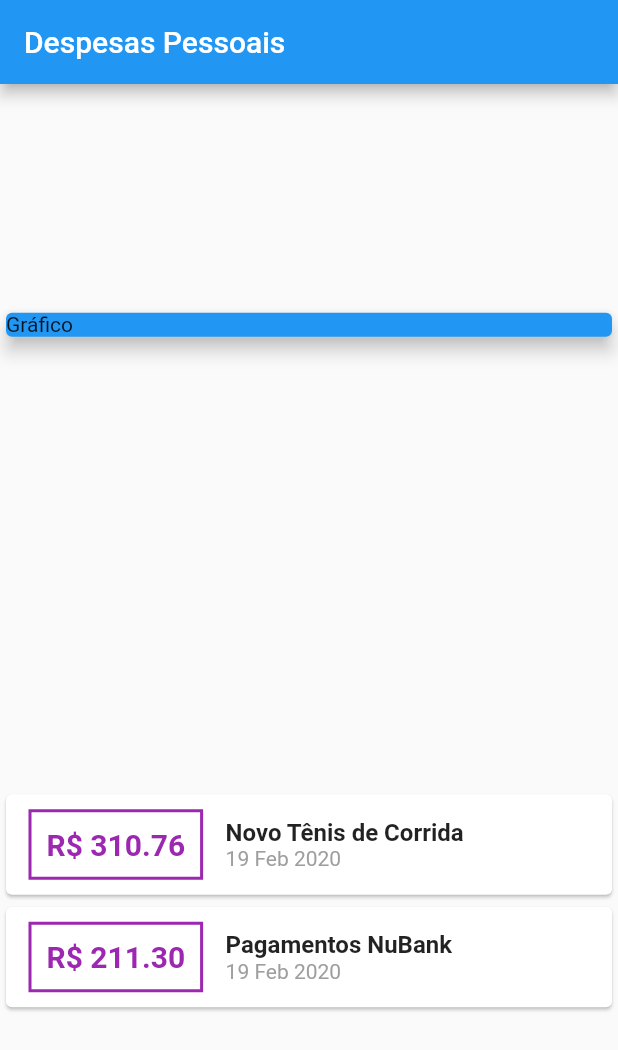
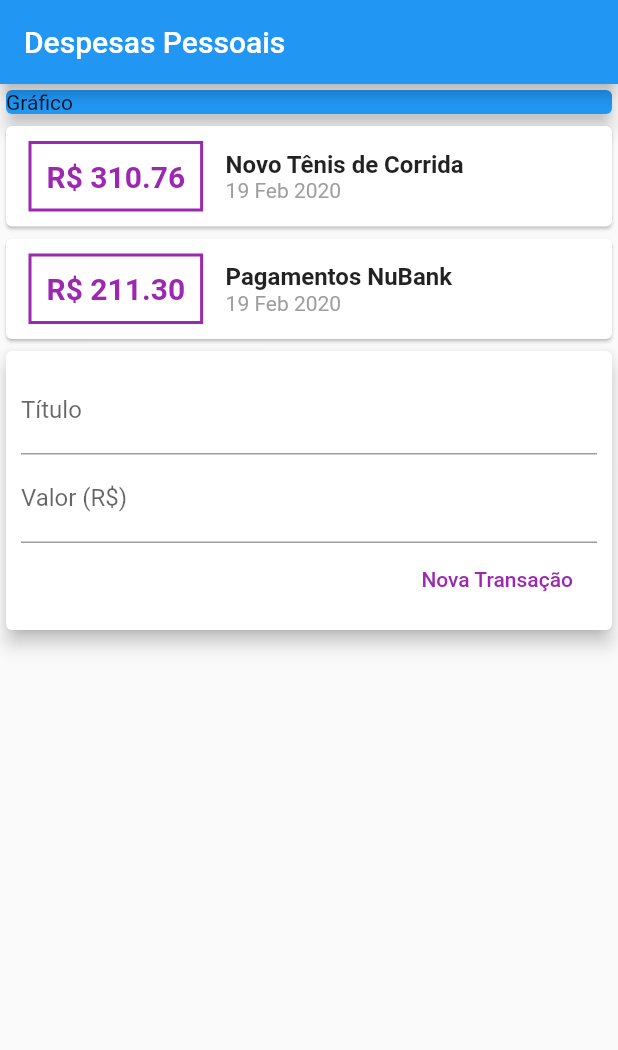
Before and after one commit to mcarneirobug/Flutter, a Flutter app: the screen it shows after launch, on a phone screen of 412 x 824 dp. Shown: the top 1050 px of the screen. Run offline on Flutter 3.47's test engine with Material 2 defaults, Android fonts, the phone set to English and light mode, and no system bars.

Commit message:
campos para entrada de dados

```diff
--- a/expenses/lib/main.dart
+++ b/expenses/lib/main.dart
@@ -34,7 +34,6 @@ class MyHomePage extends StatelessWidget {
         title: Text('Despesas Pessoais'),
       ),
       body: Column(
-        mainAxisAlignment: MainAxisAlignment.spaceAround,
         crossAxisAlignment: CrossAxisAlignment.stretch,
         children: <Widget>[
           Container(
@@ -93,6 +92,36 @@ class MyHomePage extends StatelessWidget {
               );
             }).toList(),
           ),
+          Card(
+            elevation: 5,
+            child: Padding(
+              padding: const EdgeInsets.all(10),
+              child: Column(
+                children: <Widget>[
+                  TextField(
+                    decoration: InputDecoration(
+                      labelText: 'Título',
+                    ),
+                  ),
+                  TextField(
+                    decoration: InputDecoration(
+                      labelText: 'Valor (R\$)',
+                    ),
+                  ),
+                  Row(
+                    mainAxisAlignment: MainAxisAlignment.end,
+                    children: <Widget>[
+                      FlatButton(
+                        onPressed: () {},
+                        child: Text('Nova Transação'),
+                        textColor: Colors.purple,
+                      ),
+                    ],
+                  ),
+                ],
+              ),
+            ),
+          ),
         ],
       ),
     );
```
